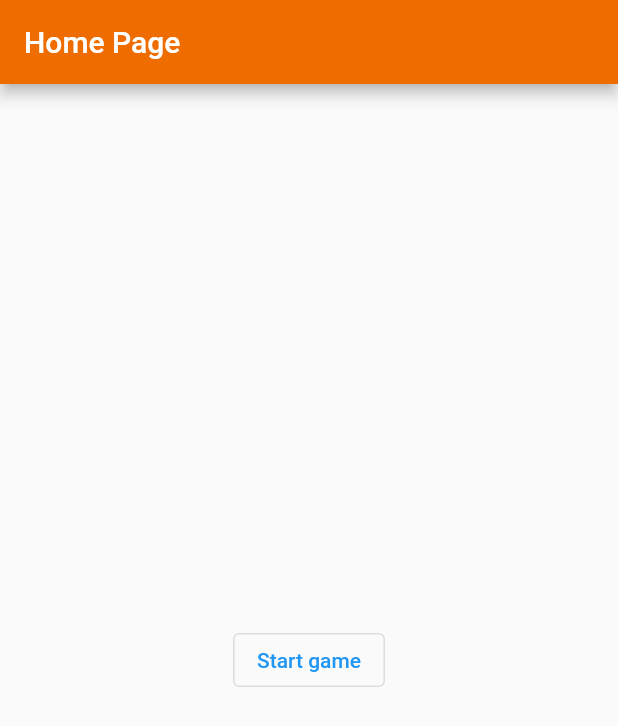
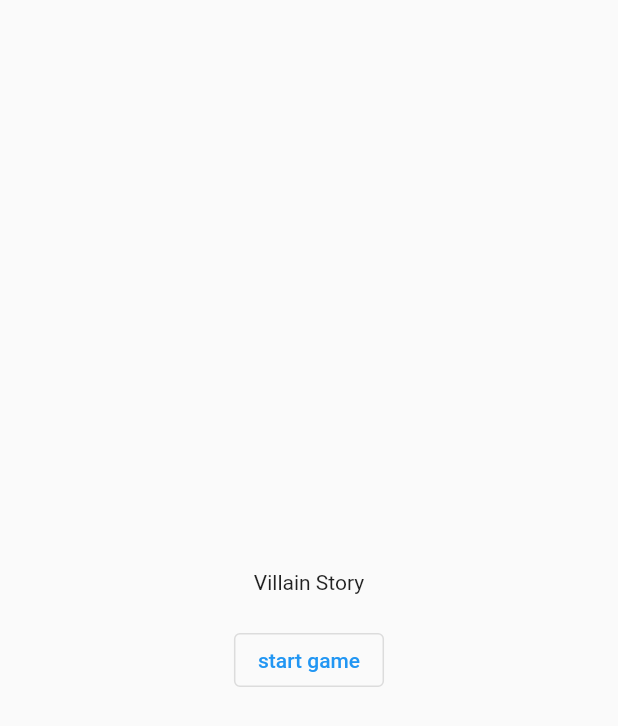
Before and after one commit to tonytomo/story-app, a Flutter app: the screen it shows after launch, on a phone screen of 412 x 824 dp. Shown: the top 726 px of the screen. Run offline on Flutter 3.47's test engine with Material 2 defaults, Android fonts, the phone set to English and light mode, and no system bars.

Commit message:
home page

```diff
--- a/lib/pages/home.dart
+++ b/lib/pages/home.dart
@@ -19,15 +19,17 @@ class _HomePageState extends State<HomePage> {
   @override
   Widget build(BuildContext context) {
     return Scaffold(
-      appBar: AppBar(
-        title: Text(widget.title),
-      ),
       body: Center(
         child: Column(
           mainAxisAlignment: MainAxisAlignment.center,
           children: <Widget>[
+            Container(
+              alignment: Alignment.center,
+              padding: EdgeInsets.only(top: 20, bottom: 20),
+              child: Text("Villain Story"),
+            ),
             OutlinedButton(
-              child: Text("Start game"),
+              child: Text("start game"),
               onPressed: () {
                 startGame();
               },
```
Also changed, not shown: lib/pages/onlyText.dart (+1 -22 lines), 1 other file.
